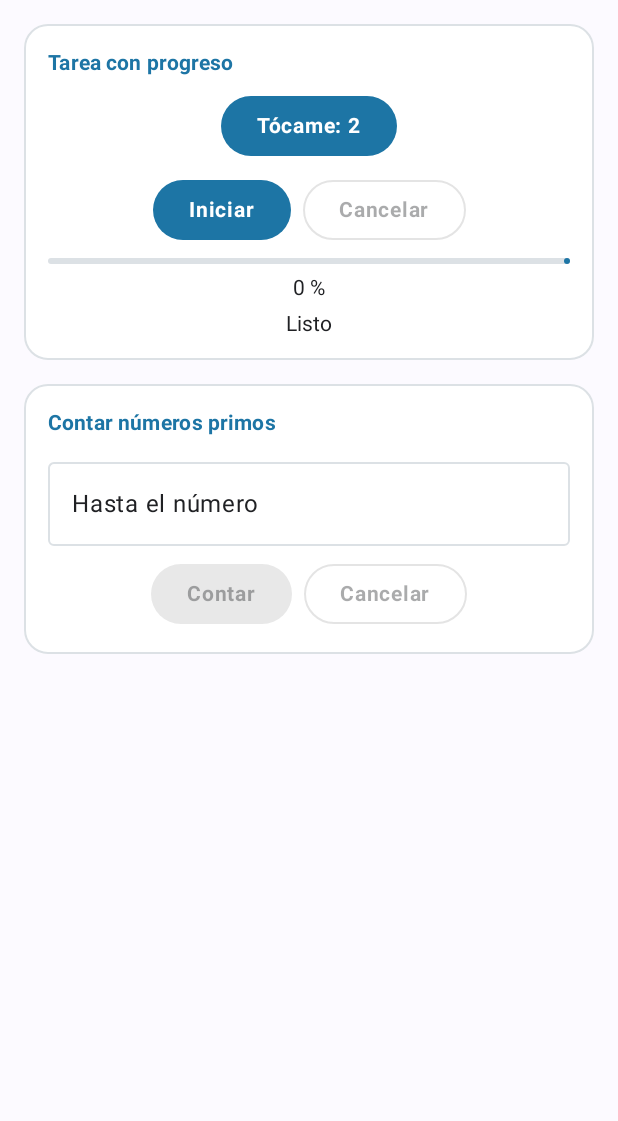
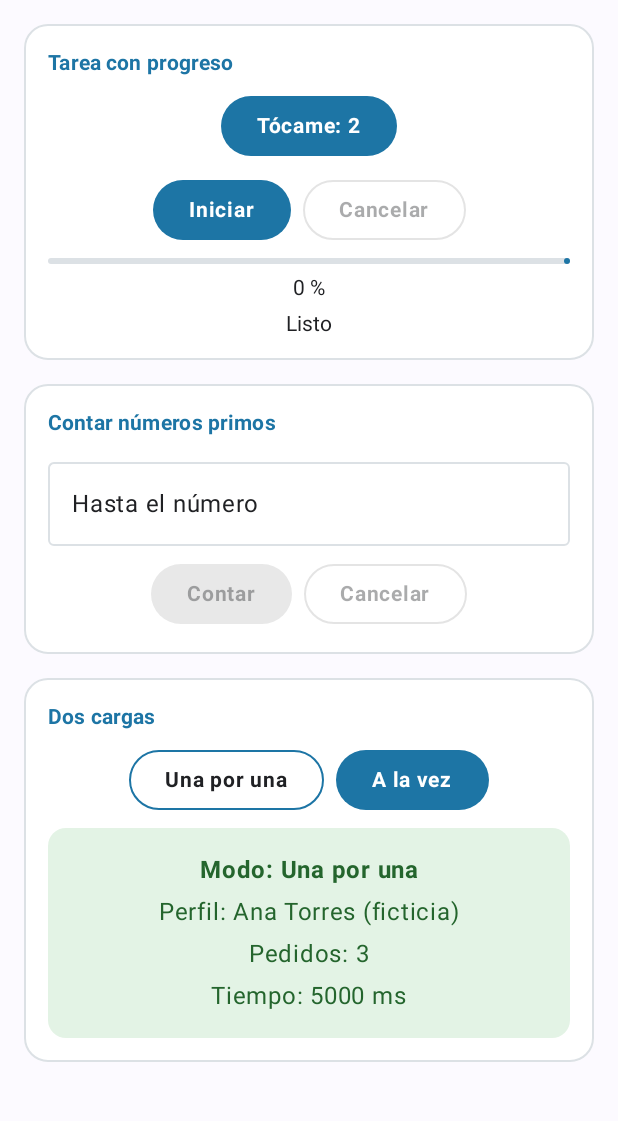
Before and after one commit to angieio/CentroTareas, an Android app built with Jetpack Compose: the screen it shows after launch (MainActivity), after a tap on an icon or button, on a phone screen of 412 x 824 dp, the part 96-1217 px from its top. Run offline under Robolectric (Android 15) with nearby library versions, the phone set to English and light mode, and no system bars; 2 other taps on this screen came first.

Commit message:
feat(carga): compara carga secuencial y en paralelo con async

```diff
--- a/app/src/main/java/com/tecsup/centrotareas/ui/PantallaTareas.kt
+++ b/app/src/main/java/com/tecsup/centrotareas/ui/PantallaTareas.kt
@@ -18,6 +18,7 @@ import androidx.compose.material3.Button
 import androidx.compose.material3.ButtonDefaults
 import androidx.compose.material3.Card
 import androidx.compose.material3.CardDefaults
+import androidx.compose.material3.CircularProgressIndicator
 import androidx.compose.material3.ExperimentalMaterial3Api
 import androidx.compose.material3.LinearProgressIndicator
 import androidx.compose.material3.MaterialTheme
@@ -39,6 +40,7 @@ import androidx.compose.ui.graphics.Color
 import androidx.compose.ui.text.font.FontWeight
 import androidx.compose.ui.text.input.KeyboardType
 import androidx.compose.ui.unit.dp
+import com.tecsup.centrotareas.model.CargaUi
 import com.tecsup.centrotareas.model.PrimosUi
 import com.tecsup.centrotareas.viewmodel.TareasViewModel
 
@@ -55,6 +57,7 @@ fun PantallaTareas(
     val primos by viewModel.primos.collectAsState()
     var numero by remember { mutableStateOf("") }
     var ultimoHasta by remember { mutableStateOf(500000) }
+    val carga by viewModel.carga.collectAsState()
 
     Scaffold(
         modifier = modifier.fillMaxSize(),
@@ -246,15 +249,12 @@ fun PantallaTareas(
 
                     when (val estado = primos) {
                         PrimosUi.Inicial -> Unit
-
                         PrimosUi.Calculando -> {
                             Text("Calculando...")
                         }
-
                         PrimosUi.Cancelado -> {
                             Text("Cancelado")
                         }
-
                         is PrimosUi.Listo -> {
                             Column(
                                 modifier = Modifier
@@ -271,7 +271,6 @@ fun PantallaTareas(
                                     color = Color(0xFF24652D),
                                     fontWeight = FontWeight.Bold
                                 )
-
                                 Text(
                                     text = "Tiempo: ${estado.milisegundos} ms",
                                     color = Color(0xFF24652D)
@@ -281,6 +280,109 @@ fun PantallaTareas(
                     }
                 }
             }
+
+            Spacer(modifier = Modifier.height(16.dp))
+
+            Card(
+                modifier = Modifier.fillMaxWidth(),
+                shape = RoundedCornerShape(16.dp),
+                colors = CardDefaults.cardColors(
+                    containerColor = MaterialTheme.colorScheme.surface
+                ),
+                border = BorderStroke(
+                    width = 1.dp,
+                    color = MaterialTheme.colorScheme.outline
+                )
+            ) {
+                Column(
+                    modifier = Modifier
+                        .fillMaxWidth()
+                        .padding(16.dp),
+                    horizontalAlignment = Alignment.CenterHorizontally,
+                    verticalArrangement = Arrangement.spacedBy(8.dp)
+                ) {
+                    Text(
+                        text = "Dos cargas",
+                        modifier = Modifier.fillMaxWidth(),
+                        color = MaterialTheme.colorScheme.primary,
+                        style = MaterialTheme.typography.titleSmall,
+                        fontWeight = FontWeight.Bold
+                    )
+
+                    Row(
+                        horizontalArrangement = Arrangement.spacedBy(8.dp)
+                    ) {
+                        OutlinedButton(
+                            onClick = { viewModel.cargarUnaPorUna() },
+                            enabled = carga != CargaUi.Cargando,
+                            border = BorderStroke(
+                                width = 1.dp,
+                                color = if (carga != CargaUi.Cargando) {
+                                    MaterialTheme.colorScheme.primary
+                                } else {
+                                    MaterialTheme.colorScheme.onSurface.copy(
+                                        alpha = 0.12f
+                                    )
+                                }
+                            )
+                        ) {
+                            Text("Una por una")
+                        }
+
+                        Button(
+                            onClick = { viewModel.cargarALaVez() },
+                            enabled = carga != CargaUi.Cargando
+                        ) {
+                            Text("A la vez")
+                        }
+                    }
+
+                    when (val estado = carga) {
+                        CargaUi.Inicial -> Unit
+
+                        CargaUi.Cargando -> {
+                            CircularProgressIndicator()
+                        }
+
+                        is CargaUi.Exito -> {
+                            Column(
+                                modifier = Modifier
+                                    .fillMaxWidth()
+                                    .background(
+                                        color = Color(0xFFE3F3E5),
+                                        shape = RoundedCornerShape(12.dp)
+                                    )
+                                    .padding(16.dp),
+                                horizontalAlignment = Alignment.CenterHorizontally,
+                                verticalArrangement = Arrangement.spacedBy(4.dp)
+                            ) {
+                                Text(
+                                    text = "Modo: ${estado.modo}",
+                                    color = Color(0xFF24652D),
+                                    fontWeight = FontWeight.Bold
+                                )
+
+                                Text(
+                                    text = "Perfil: ${estado.perfil}",
+                                    color = Color(0xFF24652D)
+                                )
+
+                                Text(
+                                    text = "Pedidos: ${estado.pedidos}",
+                                    color = Color(0xFF24652D)
+                                )
+
+                                Text(
+                                    text = "Tiempo: ${estado.milisegundos} ms",
+                                    color = Color(0xFF24652D)
+                                )
+                            }
+                        }
+
+                        is CargaUi.Error -> Unit // Pendiente del paso 7.
+                    }
+                }
+            }
         }
     }
 }
```
Also changed, not shown: app/src/main/java/com/tecsup/centrotareas/viewmodel/TareasViewModel.kt (+59 -1 lines).
